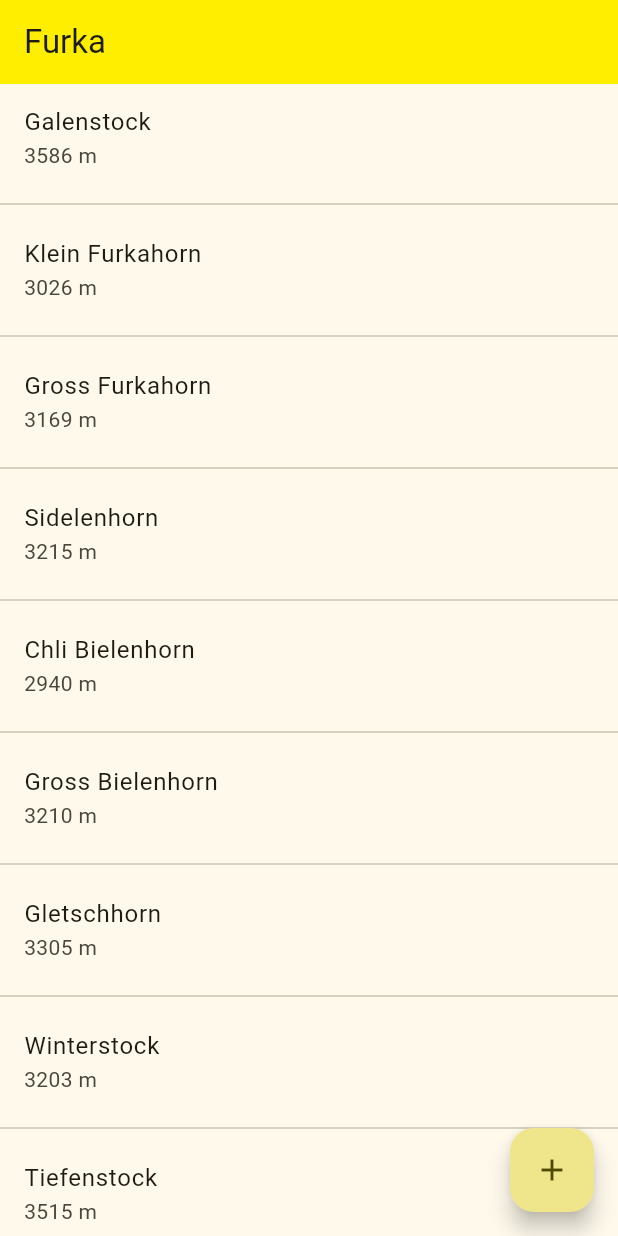
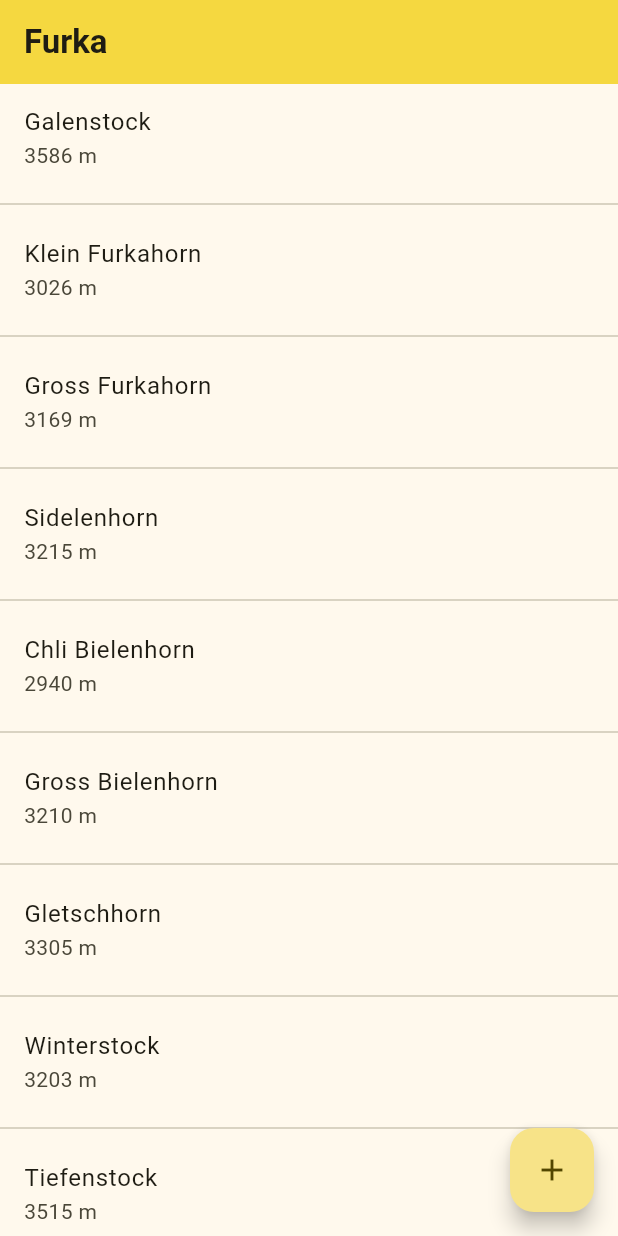
Before and after one commit to r3econ/flutter-places, a Flutter app: the screen it shows after launch, on a phone screen of 412 x 824 dp. Run offline on Flutter 3.47's test engine with Material 3 defaults, Android fonts, the phone set to English and light mode, and no system bars.

Commit message:
Tweak appearance

```diff
--- a/furka/lib/configuration/app_configuration.dart
+++ b/furka/lib/configuration/app_configuration.dart
@@ -4,8 +4,8 @@ class AppConfiguration {
   static const String appName = "Furka";
   static final ThemeData theme = ThemeData(
     colorScheme: ColorScheme.fromSeed(
-      seedColor: const Color.fromARGB(255, 255, 238, 0),
-      primary: const Color.fromARGB(255, 255, 238, 0),
+      seedColor: const Color.fromARGB(255, 245, 216, 64),
+      primary: const Color.fromARGB(255, 245, 216, 64),
     ),
   );
 }
--- a/furka/lib/main.dart
+++ b/furka/lib/main.dart
@@ -50,8 +50,9 @@ class _HomePageState extends State<HomePage> {
     return Scaffold(
       appBar: AppBar(
         backgroundColor: Theme.of(context).colorScheme.primary,
-        title: Text(widget.title),
-      ),
+        title: Text(widget.title,
+        style: TextStyle(
+          fontWeight: FontWeight.bold))),
       body: Center(
         child: ListView.separated(
           itemCount: repository.places.length,
```
